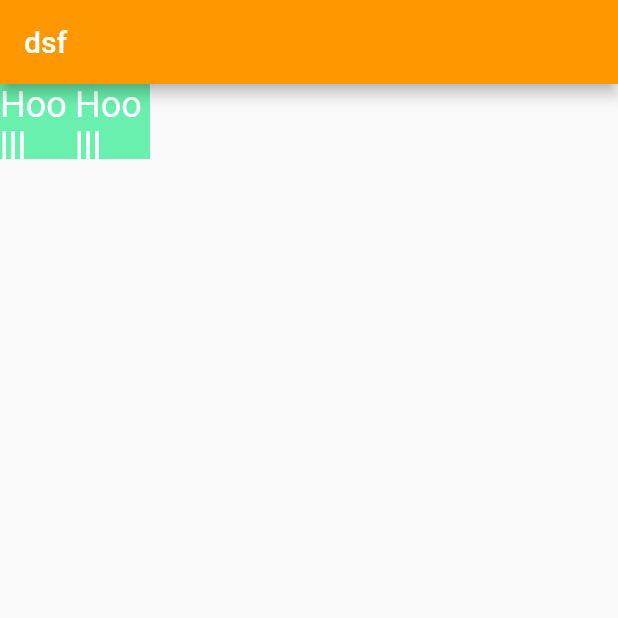
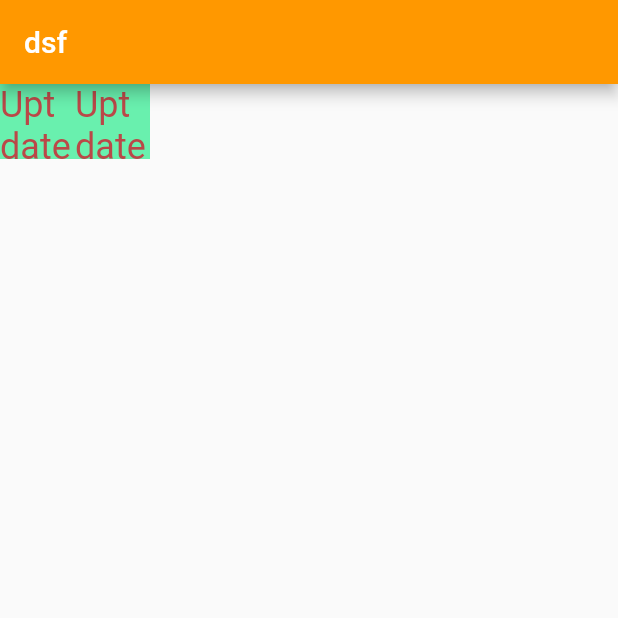
Before and after one commit to danielmc02/flutter_project, a Flutter app: the screen it shows after launch, on a phone screen of 412 x 824 dp, the top half of it. Run offline on Flutter 3.47's test engine with Material 2 defaults, Android fonts, the phone set to English and light mode, and no system bars.

```diff
--- a/lib/login_screen.dart
+++ b/lib/login_screen.dart
@@ -32,7 +32,7 @@ class box extends StatelessWidget {
       height: 50,
       color: Colors.greenAccent,
       child: Center(
-        child: Text("Hoolll", style: TextStyle(color: Colors.white, fontSize: 24),),
+        child: Text("Uptdated", style: TextStyle(color: Color.fromARGB(255, 186, 72, 72), fontSize: 24),),
       ),
     );
   }
```
